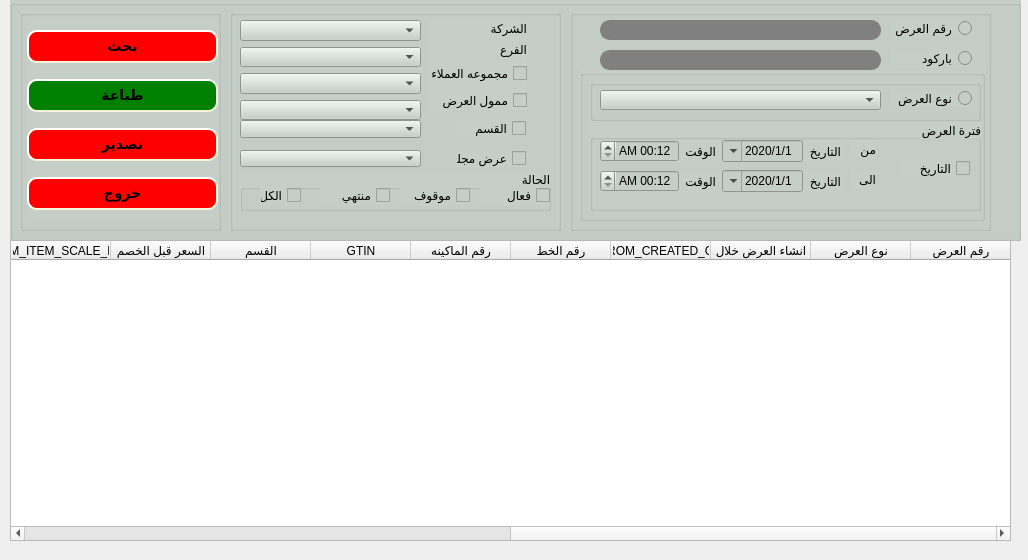
This is presentation/reports_ui/Promotion_display.ui in shymaa123456/HyperPOS2020 as Qt 5 draws it before an edit. The edited form follows.
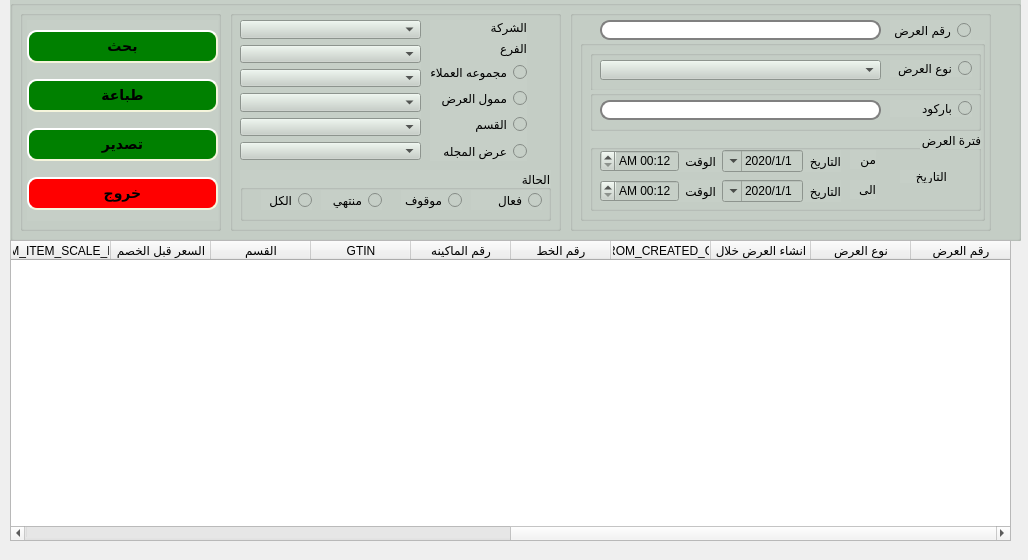
This is the edited form.

Diff of the .ui file:
```diff
--- a/presentation/reports_ui/Promotion_display.ui
+++ b/presentation/reports_ui/Promotion_display.ui
@@ -89,7 +89,7 @@
        <x>10</x>
        <y>10</y>
        <width>181</width>
-       <height>100</height>
+       <height>140</height>
       </rect>
      </property>
      <layout class="QVBoxLayout" name="verticalLayout_3">
@@ -126,6 +126,20 @@
         </property>
        </widget>
       </item>
+      <item>
+       <widget class="QComboBox" name="Qcombo_sponsor_2">
+        <property name="styleSheet">
+         <string notr="true"/>
+        </property>
+       </widget>
+      </item>
+      <item>
+       <widget class="QComboBox" name="Qcombo_magazine">
+        <property name="styleSheet">
+         <string notr="true"/>
+        </property>
+       </widget>
+      </item>
      </layout>
     </widget>
     <widget class="QWidget" name="layoutWidget">
@@ -134,7 +148,7 @@
        <x>200</x>
        <y>10</y>
        <width>97</width>
-       <height>91</height>
+       <height>141</height>
       </rect>
      </property>
      <layout class="QVBoxLayout" name="verticalLayout_2">
@@ -153,7 +167,7 @@
        </widget>
       </item>
       <item>
-       <widget class="QCheckBox" name="QcheckBox_customer_group">
+       <widget class="QRadioButton" name="QcheckBox_customer_group">
         <property name="layoutDirection">
          <enum>Qt::RightToLeft</enum>
         </property>
@@ -163,7 +177,7 @@
        </widget>
       </item>
       <item>
-       <widget class="QCheckBox" name="QcheckBox_sponsor_prom">
+       <widget class="QRadioButton" name="QcheckBox_sponsor_prom">
         <property name="layoutDirection">
          <enum>Qt::RightToLeft</enum>
         </property>
@@ -172,44 +186,35 @@
         </property>
        </widget>
       </item>
+      <item>
+       <widget class="QRadioButton" name="QcheckBox_department">
+        <property name="layoutDirection">
+         <enum>Qt::RightToLeft</enum>
+        </property>
+        <property name="text">
+         <string>القسم</string>
+        </property>
+       </widget>
+      </item>
+      <item>
+       <widget class="QRadioButton" name="QcheckBox_magazine">
+        <property name="layoutDirection">
+         <enum>Qt::RightToLeft</enum>
+        </property>
+        <property name="text">
+         <string>عرض المجله</string>
+        </property>
+       </widget>
+      </item>
      </layout>
     </widget>
-    <widget class="QCheckBox" name="QcheckBox_magazine">
-     <property name="geometry">
-      <rect>
-       <x>226</x>
-       <y>140</y>
-       <width>70</width>
-       <height>17</height>
-      </rect>
-     </property>
-     <property name="layoutDirection">
-      <enum>Qt::RightToLeft</enum>
-     </property>
-     <property name="text">
-      <string>عرض مجلة</string>
-     </property>
-    </widget>
-    <widget class="QComboBox" name="Qcombo_magazine">
-     <property name="geometry">
-      <rect>
-       <x>10</x>
-       <y>140</y>
-       <width>181</width>
-       <height>17</height>
-      </rect>
-     </property>
-     <property name="styleSheet">
-      <string notr="true"/>
-     </property>
-    </widget>
     <widget class="QGroupBox" name="groupBox_6">
      <property name="geometry">
       <rect>
        <x>10</x>
        <y>160</y>
        <width>311</width>
-       <height>41</height>
+       <height>51</height>
       </rect>
      </property>
      <property name="layoutDirection">
@@ -218,100 +223,59 @@
      <property name="title">
       <string>الحالة</string>
      </property>
-     <widget class="QCheckBox" name="QcheckBox_magazine_2">
+     <widget class="QRadioButton" name="radioBtnPromActive">
       <property name="geometry">
        <rect>
-        <x>240</x>
-        <y>15</y>
-        <width>70</width>
-        <height>21</height>
+        <x>231</x>
+        <y>20</y>
+        <width>71</width>
+        <height>20</height>
        </rect>
       </property>
-      <property name="layoutDirection">
-       <enum>Qt::RightToLeft</enum>
-      </property>
       <property name="text">
        <string>فعال</string>
       </property>
      </widget>
-     <widget class="QCheckBox" name="QcheckBox_magazine_3">
+     <widget class="QRadioButton" name="radioBtnPromStop">
       <property name="geometry">
        <rect>
-        <x>160</x>
-        <y>15</y>
-        <width>70</width>
-        <height>21</height>
+        <x>161</x>
+        <y>20</y>
+        <width>61</width>
+        <height>20</height>
        </rect>
       </property>
-      <property name="layoutDirection">
-       <enum>Qt::RightToLeft</enum>
-      </property>
       <property name="text">
        <string>موقوف</string>
       </property>
      </widget>
-     <widget class="QCheckBox" name="QcheckBox_magazine_4">
+     <widget class="QRadioButton" name="radioBtnPromExpired">
       <property name="geometry">
        <rect>
-        <x>80</x>
-        <y>15</y>
-        <width>70</width>
-        <height>21</height>
+        <x>81</x>
+        <y>20</y>
+        <width>61</width>
+        <height>20</height>
        </rect>
       </property>
-      <property name="layoutDirection">
-       <enum>Qt::RightToLeft</enum>
-      </property>
       <property name="text">
        <string>منتهي</string>
       </property>
      </widget>
-     <widget class="QCheckBox" name="QcheckBox_magazine_5">
+     <widget class="QRadioButton" name="radioBtnPromAll">
       <property name="geometry">
        <rect>
-        <x>20</x>
-        <y>15</y>
-        <width>41</width>
-        <height>21</height>
+        <x>21</x>
+        <y>20</y>
+        <width>51</width>
+        <height>20</height>
        </rect>
       </property>
-      <property name="layoutDirection">
-       <enum>Qt::RightToLeft</enum>
-      </property>
       <property name="text">
        <string>الكل</string>
       </property>
      </widget>
     </widget>
-    <widget class="QComboBox" name="Qcombo_sponsor_2">
-     <property name="geometry">
-      <rect>
-       <x>10</x>
-       <y>110</y>
-       <width>181</width>
-       <height>18</height>
-      </rect>
-     </property>
-     <property name="styleSheet">
-      <string notr="true"/>
-     </property>
-    </widget>
-    <widget class="QCheckBox" name="QcheckBox_department">
-     <property name="geometry">
-      <rect>
-       <x>226</x>
-       <y>110</y>
-       <width>70</width>
-       <height>17</height>
-      </rect>
-     </property>
-     <property name="layoutDirection">
-      <enum>Qt::RightToLeft</enum>
-     </property>
-     <property name="text">
-      <string>القسم</string>
-     </property>
-    </widget>
    </widget>
    <widget class="QGroupBox" name="groupBox_5">
     <property name="geometry">
@@ -341,8 +305,8 @@
       <string notr="true"> border: 2px solid gray;
     border-radius: 10px;
     padding: 0 8px;
-    background: gray;
-    selection-background-color: darkgray;</string>
+    background: white;
+    selection-background-color: white;</string>
      </property>
     </widget>
     <widget class="QGroupBox" name="QgroupBox_prom">
@@ -352,9 +316,9 @@
      <property name="geometry">
       <rect>
        <x>10</x>
-       <y>60</y>
+       <y>30</y>
        <width>405</width>
-       <height>151</height>
+       <height>181</height>
       </rect>
      </property>
      <property name="title">
@@ -367,9 +331,9 @@
       <property name="geometry">
        <rect>
         <x>10</x>
-        <y>50</y>
+        <y>90</y>
         <width>391</width>
-        <height>91</height>
+        <height>81</height>
        </rect>
       </property>
       <property name="layoutDirection">
@@ -519,18 +483,15 @@
         </item>
        </layout>
       </widget>
-      <widget class="QCheckBox" name="QcheckBox_magazine_9">
+      <widget class="QLabel" name="label">
        <property name="geometry">
         <rect>
          <x>310</x>
          <y>40</y>
-         <width>70</width>
-         <height>17</height>
+         <width>47</width>
+         <height>13</height>
         </rect>
        </property>
-       <property name="layoutDirection">
-        <enum>Qt::RightToLeft</enum>
-       </property>
        <property name="text">
         <string>التاريخ</string>
        </property>
@@ -602,50 +563,72 @@
        </property>
       </widget>
      </widget>
+     <widget class="QGroupBox" name="groupBox_7">
+      <property name="enabled">
+       <bool>true</bool>
+      </property>
+      <property name="geometry">
+       <rect>
+        <x>10</x>
+        <y>50</y>
+        <width>391</width>
+        <height>41</height>
+       </rect>
+      </property>
+      <property name="layoutDirection">
+       <enum>Qt::RightToLeft</enum>
+      </property>
+      <property name="title">
+       <string/>
+      </property>
+      <widget class="QLineEdit" name="Qline_promotion_2">
+       <property name="geometry">
+        <rect>
+         <x>10</x>
+         <y>10</y>
+         <width>281</width>
+         <height>20</height>
+        </rect>
+       </property>
+       <property name="styleSheet">
+        <string notr="true"> border: 2px solid gray;
+    border-radius: 10px;
+    padding: 0 8px;
+    background: white;
+    selection-background-color: darkgray;</string>
+       </property>
+      </widget>
+      <widget class="QRadioButton" name="radioBtnPromNum_2">
+       <property name="geometry">
+        <rect>
+         <x>300</x>
+         <y>10</y>
+         <width>82</width>
+         <height>17</height>
+        </rect>
+       </property>
+       <property name="text">
+        <string>باركود</string>
+       </property>
+      </widget>
+     </widget>
     </widget>
     <widget class="QRadioButton" name="radioBtnPromNum">
      <property name="geometry">
       <rect>
        <x>320</x>
        <y>10</y>
-       <width>82</width>
-       <height>17</height>
+       <width>81</width>
+       <height>20</height>
       </rect>
      </property>
+     <property name="layoutDirection">
+      <enum>Qt::RightToLeft</enum>
+     </property>
      <property name="text">
       <string>رقم العرض</string>
      </property>
     </widget>
-    <widget class="QRadioButton" name="radioBtnPromNum_2">
-     <property name="geometry">
-      <rect>
-       <x>320</x>
-       <y>40</y>
-       <width>82</width>
-       <height>17</height>
-      </rect>
-     </property>
-     <property name="text">
-      <string>باركود</string>
-     </property>
-    </widget>
-    <widget class="QLineEdit" name="Qline_promotion_2">
-     <property name="geometry">
-      <rect>
-       <x>30</x>
-       <y>40</y>
-       <width>281</width>
-       <height>20</height>
-      </rect>
-     </property>
-     <property name="styleSheet">
-      <string notr="true"> border: 2px solid gray;
-    border-radius: 10px;
-    padding: 0 8px;
-    background: gray;
-    selection-background-color: darkgray;</string>
-     </property>
-    </widget>
    </widget>
    <widget class="QGroupBox" name="groupBox_8">
     <property name="geometry">
@@ -678,7 +661,7 @@
          </sizepolicy>
         </property>
         <property name="styleSheet">
-         <string notr="true"> background-color: red;
+         <string notr="true"> background-color: green;
     border-style: outset;
     border-width: 2px;
     border-radius: 10px;
@@ -732,7 +715,7 @@
          </font>
         </property>
         <property name="styleSheet">
-         <string notr="true"> background-color: red;
+         <string notr="true"> background-color: green;
     border-style: outset;
     border-width: 2px;
     border-radius: 10px;
```
